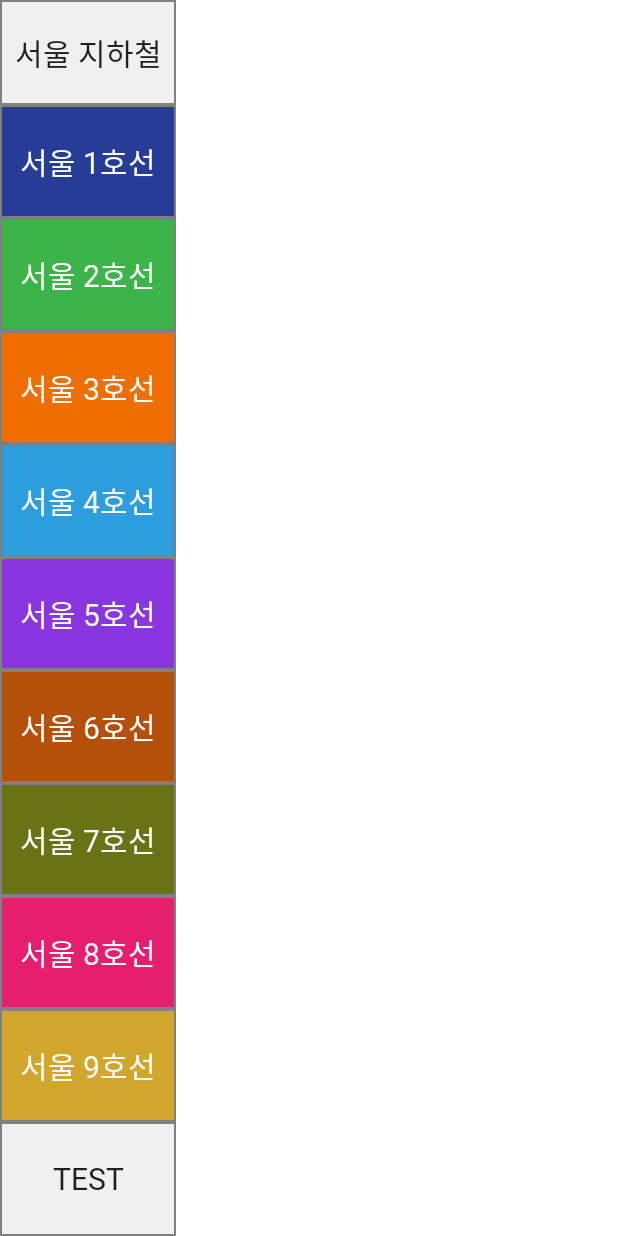
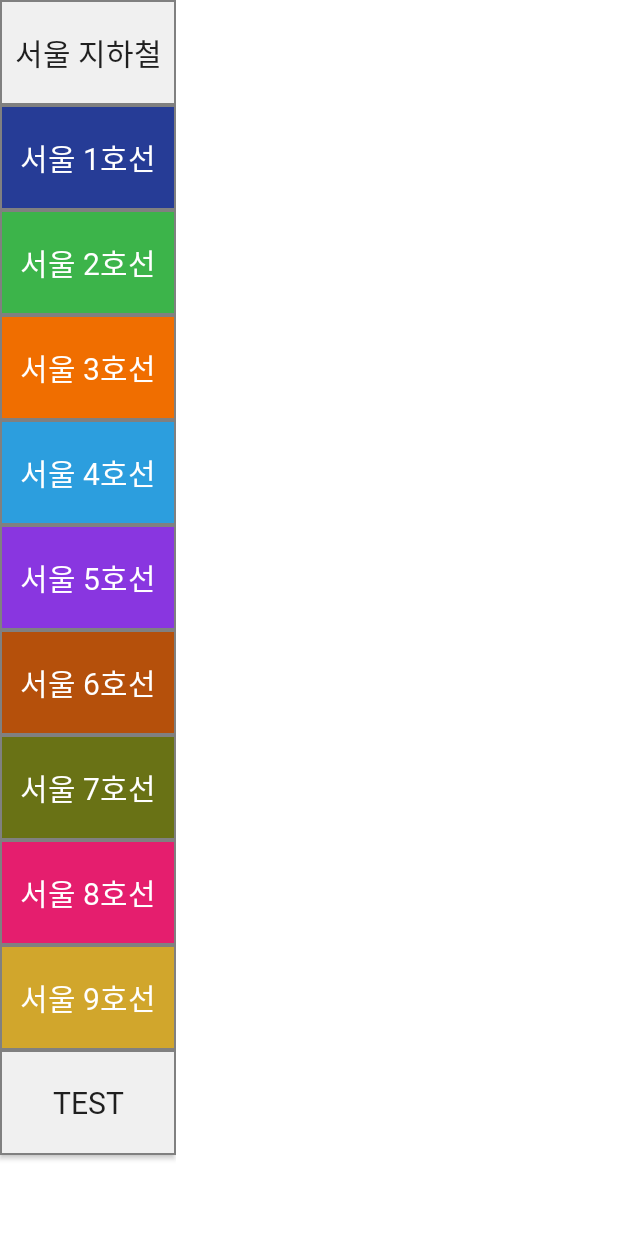
Before and after one commit to ojs7408/Android_Project, an Android app: the layout popup_activity.xml on its own in the app's theme, with its tools: preview values and no code run, on a phone screen of 412 x 824 dp. Run offline under Robolectric (Android 15) with nearby library versions, the phone set to English and light mode, and no system bars.

Commit message:
Update popup_activity.xml

```diff
--- a/app/src/main/res/layout/popup_activity.xml
+++ b/app/src/main/res/layout/popup_activity.xml
@@ -26,8 +26,7 @@
         <Button
             android:id="@+id/stayline1"
             android:layout_width="match_parent"
-            android:layout_height="0px"
-            android:layout_weight="1"
+            android:layout_height="70dp"
             android:layout_row="1"
             android:layout_column="1"
             android:background="@drawable/border_list_line1"
@@ -39,8 +38,7 @@
         <Button
             android:id="@+id/stayline2"
             android:layout_width="match_parent"
-            android:layout_height="0px"
-            android:layout_weight="1"
+            android:layout_height="70dp"
             android:layout_row="2"
             android:layout_column="1"
             android:background="@drawable/border_list_line2"
@@ -52,8 +50,7 @@
         <Button
             android:id="@+id/stayline3"
             android:layout_width="match_parent"
-            android:layout_height="0px"
-            android:layout_weight="1"
+            android:layout_height="70dp"
             android:layout_row="3"
             android:layout_column="1"
             android:background="@drawable/border_list_line3"
@@ -65,8 +62,7 @@
         <Button
             android:id="@+id/stayline4"
             android:layout_width="match_parent"
-            android:layout_height="0px"
-            android:layout_weight="1"
+            android:layout_height="70dp"
             android:layout_row="4"
             android:layout_column="1"
             android:background="@drawable/border_list_line4"
@@ -78,8 +74,7 @@
         <Button
             android:id="@+id/stayline5"
             android:layout_width="match_parent"
-            android:layout_height="0px"
-            android:layout_weight="1"
+            android:layout_height="70dp"
             android:layout_row="5"
             android:layout_column="1"
             android:background="@drawable/border_list_line5"
@@ -91,8 +86,7 @@
         <Button
             android:id="@+id/stayline6"
             android:layout_width="match_parent"
-            android:layout_height="0px"
-            android:layout_weight="1"
+            android:layout_height="70dp"
             android:layout_row="6"
             android:layout_column="1"
             android:background="@drawable/border_list_line6"
@@ -104,8 +98,7 @@
         <Button
             android:id="@+id/stayline7"
             android:layout_width="match_parent"
-            android:layout_height="0px"
-            android:layout_weight="1"
+            android:layout_height="70dp"
             android:layout_row="7"
             android:layout_column="1"
             android:background="@drawable/border_list_line7"
@@ -117,8 +110,7 @@
         <Button
             android:id="@+id/stayline8"
             android:layout_width="match_parent"
-            android:layout_height="0px"
-            android:layout_weight="1"
+            android:layout_height="70dp"
             android:layout_row="8"
             android:layout_column="1"
             android:background="@drawable/border_list_line8"
@@ -130,8 +122,7 @@
         <Button
             android:id="@+id/stayline9"
             android:layout_width="match_parent"
-            android:layout_height="0px"
-            android:layout_weight="1"
+            android:layout_height="70dp"
             android:layout_row="9"
             android:layout_column="1"
             android:background="@drawable/border_list_line9"
@@ -143,8 +134,7 @@
         <Button
             android:id="@+id/stayline10"
             android:layout_width="match_parent"
-            android:layout_height="0px"
-            android:layout_weight="1"
+            android:layout_height="70dp"
             android:layout_row="10"
             android:layout_column="1"
             android:background="@drawable/border_list_activity"
```
